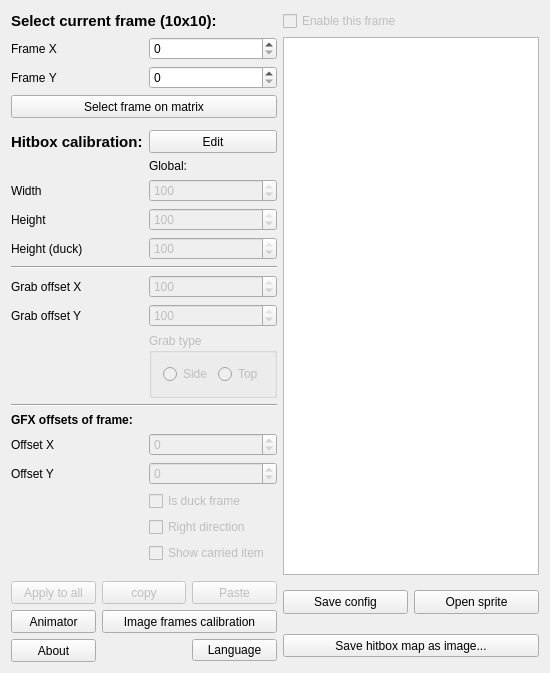
Old version of the form PlayableCalibrator/calibrationmain.ui in the repository WohlSoft/Moondust-Project.
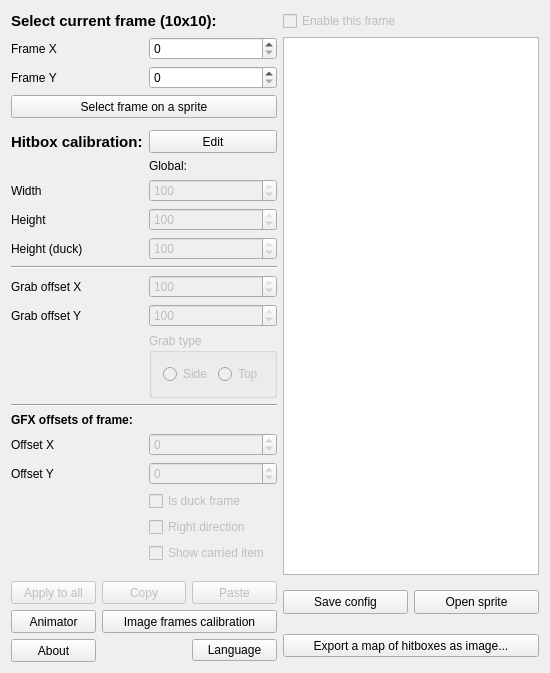
New version of the form. Icons and pictures are not drawn.

Patch:
```diff
--- a/PlayableCalibrator/calibrationmain.ui
+++ b/PlayableCalibrator/calibrationmain.ui
@@ -274,7 +274,7 @@
       <string>Useful for tests or for cration from scratch</string>
      </property>
      <property name="text">
-      <string>Save hitbox map as image...</string>
+      <string>Export a map of hitboxes as image...</string>
      </property>
     </widget>
    </item>
@@ -335,7 +335,7 @@
       <string>Interactive selection of frame</string>
      </property>
      <property name="text">
-      <string>Select frame on matrix</string>
+      <string>Select frame on a sprite</string>
      </property>
     </widget>
    </item>
@@ -539,7 +539,7 @@
          <string>Copy this frame into internal clipboard</string>
         </property>
         <property name="text">
-         <string>copy</string>
+         <string>Copy</string>
         </property>
        </widget>
       </item>
```
Left out of the diff: 4 changed lines with no effect on the pictures.
